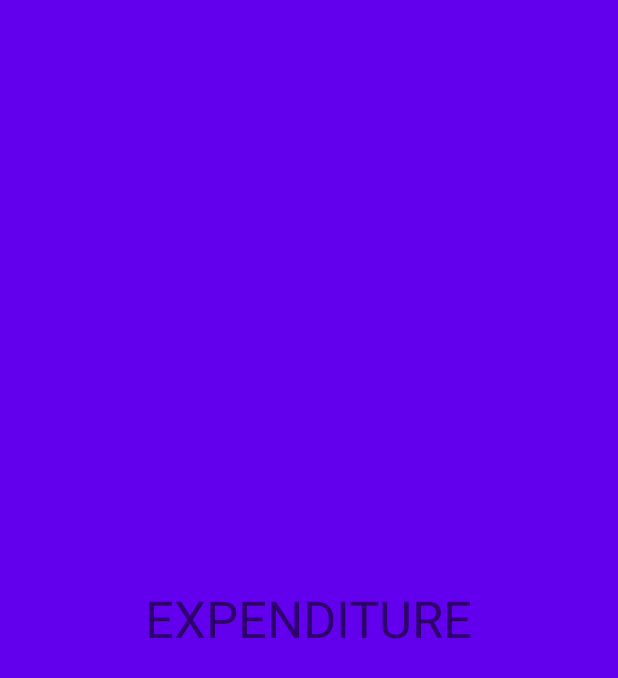
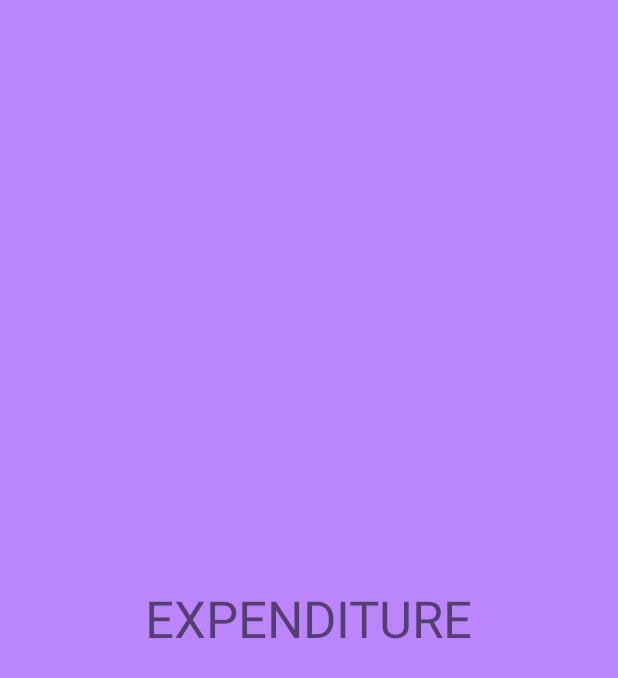
Before and after one commit to stasvitalich/SaveMoney, an Android app: the ExpenditureFragment screen opened through its navigation route, on a phone screen of 412 x 824 dp. Shown: the top 678 px of the screen. Run offline under Robolectric (Android 15) with nearby library versions, the phone set to English and light mode, and no system bars.

Commit message:
Screen fragments were changed.

```diff
--- a/app/src/main/res/layout/fragment_expenditure.xml
+++ b/app/src/main/res/layout/fragment_expenditure.xml
@@ -1,15 +1,11 @@
 <?xml version="1.0" encoding="utf-8"?>
-<FrameLayout xmlns:android="http://schemas.android.com/apk/res/android"
+<androidx.constraintlayout.widget.ConstraintLayout xmlns:android="http://schemas.android.com/apk/res/android"
     xmlns:app="http://schemas.android.com/apk/res-auto"
     xmlns:tools="http://schemas.android.com/tools"
     android:layout_width="match_parent"
     android:layout_height="match_parent"
+    android:background="@color/purple_200"
     tools:context=".screens.ExpenditureFragment">
-
-    <androidx.constraintlayout.widget.ConstraintLayout
-        android:layout_width="match_parent"
-        android:layout_height="match_parent"
-        android:background="@color/purple_500">
 
     <TextView
         android:id="@+id/textView4"
@@ -21,5 +17,5 @@
         app:layout_constraintEnd_toEndOf="parent"
         app:layout_constraintStart_toStartOf="parent"
         app:layout_constraintTop_toTopOf="parent" />
+
 </androidx.constraintlayout.widget.ConstraintLayout>
-</FrameLayout>
```
Also changed, not shown: app/src/main/res/layout/fragment_list.xml (+3 -6 lines), app/src/main/res/layout/fragment_menu.xml (+2 -6 lines), app/src/main/res/layout/fragment_settings.xml (+4 -7 lines). Lines whose indentation alone changed are shown as unchanged.
